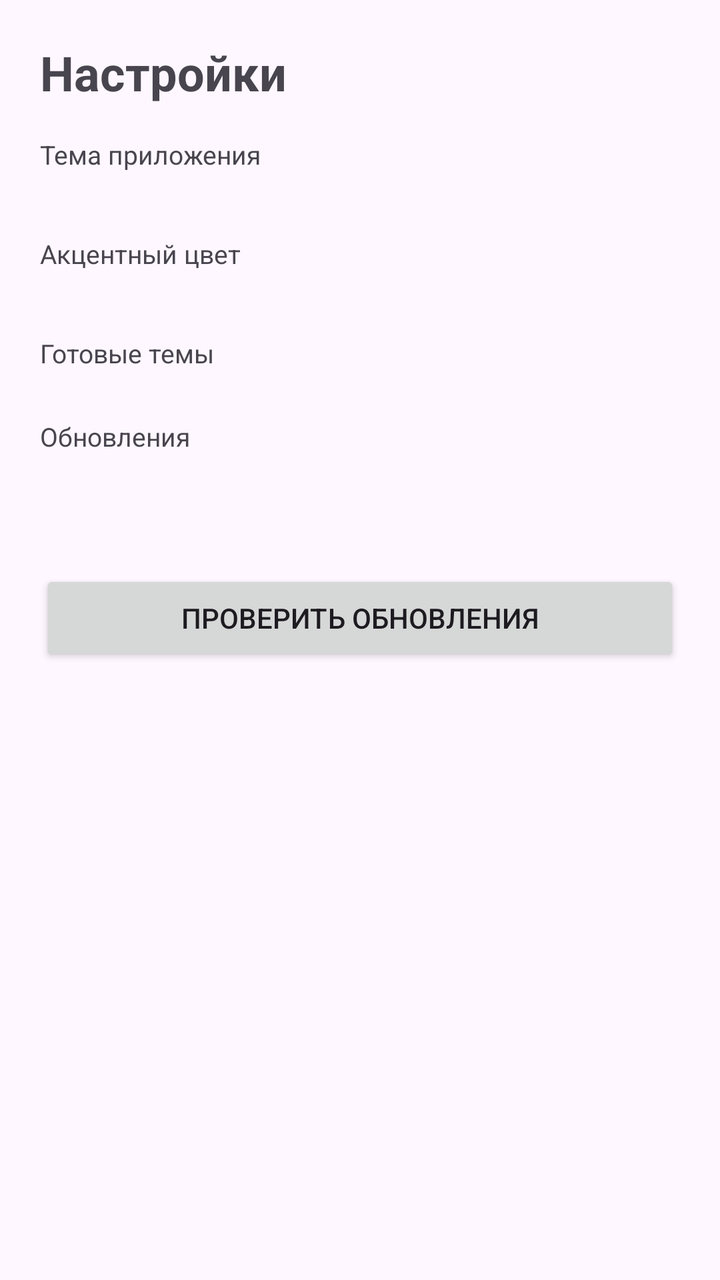
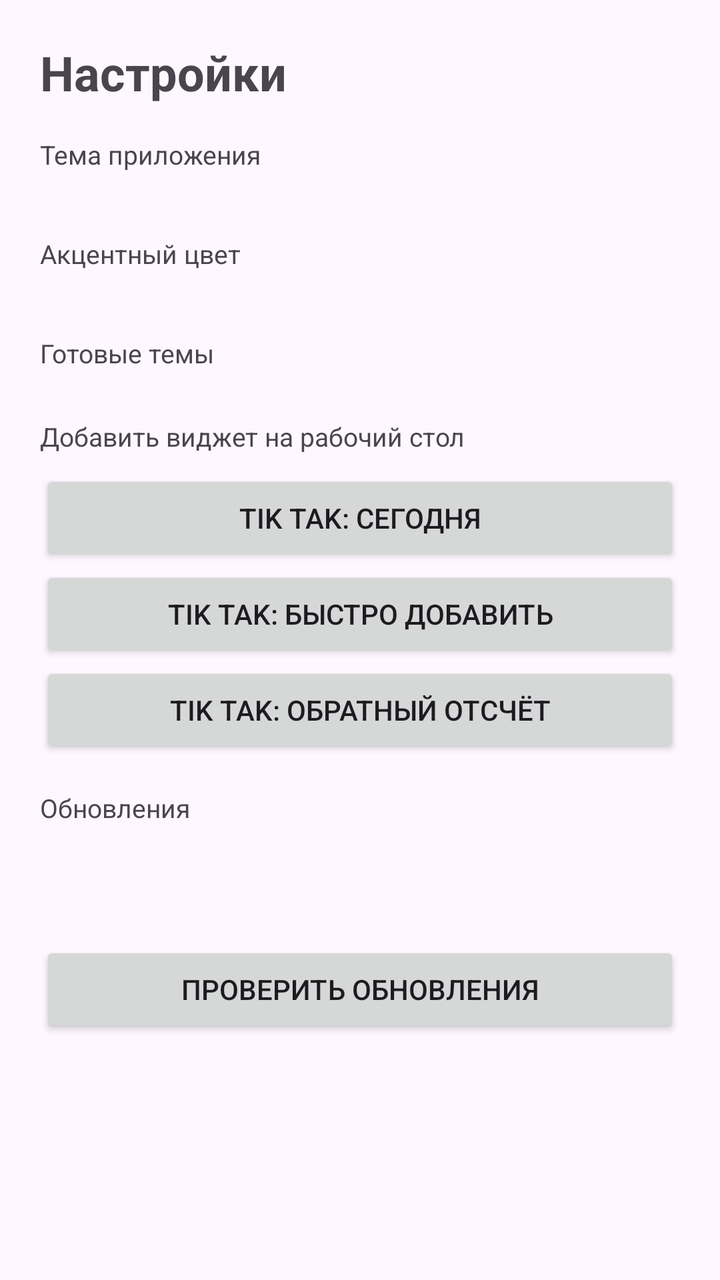

The first picture is an Android layout as it rendered before a commit; the second is the same layout after the commit. The layout source and the unified diff follow.
<!-- AndroidManifest.xml: activity theme Theme.CountdownWidget -->
<!-- res/layout/activity_settings.xml -->
<ScrollView xmlns:android="http://schemas.android.com/apk/res/android"
    android:layout_width="match_parent"
    android:layout_height="match_parent"
    android:fillViewport="true">

    <LinearLayout
        android:layout_width="match_parent"
        android:layout_height="wrap_content"
        android:orientation="vertical"
        android:padding="20dp">

        <TextView
            android:layout_width="wrap_content"
            android:layout_height="wrap_content"
            android:text="@string/settings"
            android:textSize="24sp"
            android:textStyle="bold"
            android:paddingBottom="16dp" />

        <TextView
            android:layout_width="wrap_content"
            android:layout_height="wrap_content"
            android:tag="secondary"
            android:text="@string/settings_theme_mode"
            android:textSize="13sp"
            android:paddingBottom="8dp" />

        <LinearLayout
            android:id="@+id/container_mode"
            android:layout_width="match_parent"
            android:layout_height="wrap_content"
            android:orientation="horizontal" />

        <TextView
            android:layout_width="wrap_content"
            android:layout_height="wrap_content"
            android:tag="secondary"
            android:text="@string/settings_accent"
            android:textSize="13sp"
            android:paddingTop="24dp"
            android:paddingBottom="8dp" />

        <LinearLayout
            android:id="@+id/container_accent"
            android:layout_width="match_parent"
            android:layout_height="wrap_content"
            android:orientation="vertical" />

        <TextView
            android:layout_width="wrap_content"
            android:layout_height="wrap_content"
            android:tag="secondary"
            android:text="@string/settings_presets"
            android:textSize="13sp"
            android:paddingTop="24dp"
            android:paddingBottom="8dp" />

        <LinearLayout
            android:id="@+id/container_presets"
            android:layout_width="match_parent"
            android:layout_height="wrap_content"
            android:orientation="vertical" />

        <TextView
            android:layout_width="wrap_content"
            android:layout_height="wrap_content"
            android:tag="secondary"
            android:text="@string/settings_updates"
            android:textSize="13sp"
            android:paddingTop="16dp"
            android:paddingBottom="8dp" />

        <TextView
            android:id="@+id/text_version"
            android:layout_width="match_parent"
            android:layout_height="wrap_content"
            android:textSize="15sp" />

        <TextView
            android:id="@+id/text_update_status"
            android:layout_width="match_parent"
            android:layout_height="wrap_content"
            android:tag="secondary"
            android:textSize="13sp"
            android:paddingTop="4dp" />

        <Button
            android:id="@+id/btn_check_update"
            android:layout_width="match_parent"
            android:layout_height="wrap_content"
            android:layout_marginTop="8dp"
            android:text="@string/update_check" />
    </LinearLayout>
</ScrollView>
<!-- resources referenced by this layout -->
<resources>
  <string name="settings">Настройки</string>
  <string name="settings_accent">Акцентный цвет</string>
  <string name="settings_presets">Готовые темы</string>
  <string name="settings_theme_mode">Тема приложения</string>
  <string name="settings_updates">Обновления</string>
  <string name="update_check">Проверить обновления</string>
  <style name="Theme.CountdownWidget" parent="Theme.Material3.DayNight.NoActionBar">
          <item name="colorPrimary">@color/accent</item>
      </style>
  <color name="accent">#2962FF</color>
</resources>

<!-- the commit's change to res/layout/activity_settings.xml (unified diff, before → after) -->
@@ -65,6 +65,36 @@
             android:layout_width="wrap_content"
             android:layout_height="wrap_content"
             android:tag="secondary"
+            android:text="@string/settings_widgets"
+            android:textSize="13sp"
+            android:paddingTop="16dp"
+            android:paddingBottom="8dp" />
+
+        <Button
+            android:id="@+id/btn_widget_today"
+            android:layout_width="match_parent"
+            android:layout_height="wrap_content"
+            android:tag="button_secondary"
+            android:text="@string/widget_today_label" />
+
+        <Button
+            android:id="@+id/btn_widget_quick_add"
+            android:layout_width="match_parent"
+            android:layout_height="wrap_content"
+            android:tag="button_secondary"
+            android:text="@string/widget_quick_add_label" />
+
+        <Button
+            android:id="@+id/btn_widget_countdown"
+            android:layout_width="match_parent"
+            android:layout_height="wrap_content"
+            android:tag="button_secondary"
+            android:text="@string/widget_countdown_label" />
+
+        <TextView
+            android:layout_width="wrap_content"
+            android:layout_height="wrap_content"
+            android:tag="secondary"
             android:text="@string/settings_updates"
             android:textSize="13sp"
             android:paddingTop="16dp"
<!-- resource entries referenced after the edit -->
@@ -5,7 +5,11 @@
   <string name="settings_presets">Готовые темы</string>
   <string name="settings_theme_mode">Тема приложения</string>
   <string name="settings_updates">Обновления</string>
+  <string name="settings_widgets">Добавить виджет на рабочий стол</string>
   <string name="update_check">Проверить обновления</string>
+  <string name="widget_countdown_label">Tik Tak: Обратный отсчёт</string>
+  <string name="widget_quick_add_label">Tik Tak: Быстро добавить</string>
+  <string name="widget_today_label">Tik Tak: Сегодня</string>
   <style name="Theme.CountdownWidget" parent="Theme.Material3.DayNight.NoActionBar">
           <item name="colorPrimary">@color/accent</item>
       </style>
